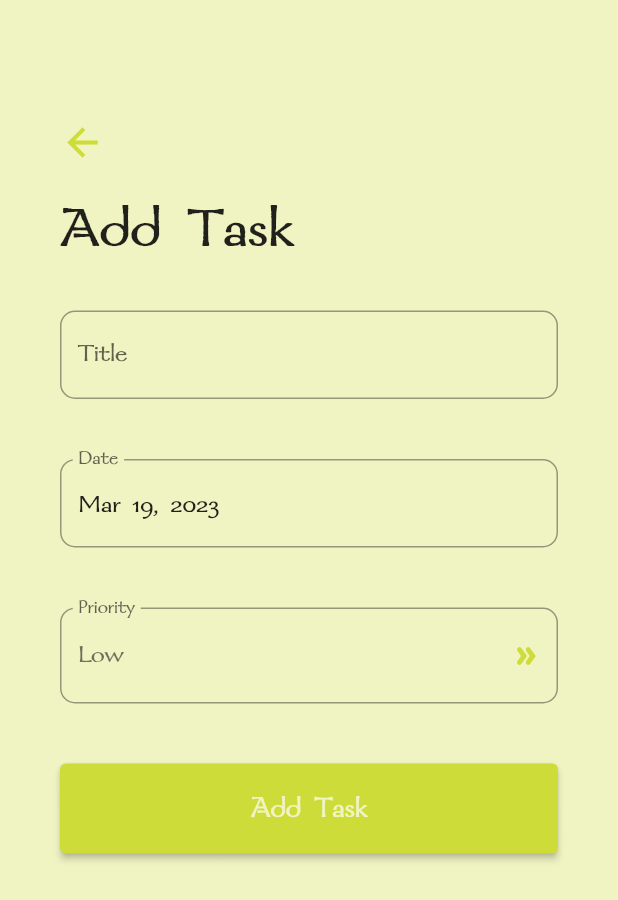
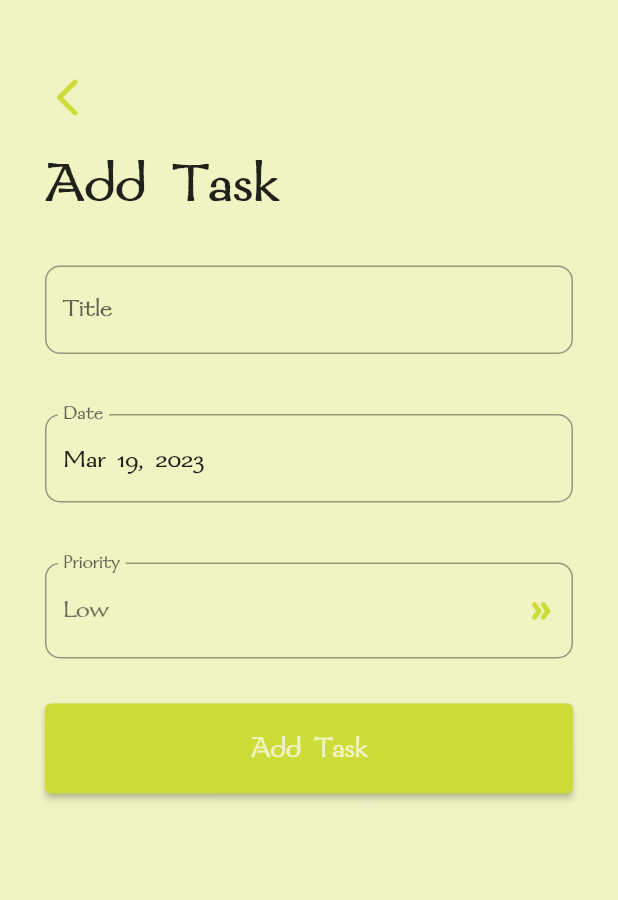
Before and after one commit to al-fahad-bd/To-Do-App, a Flutter app: the screen it shows after launch, after a tap on the "ac unit" icon, on a phone screen of 412 x 824 dp. Shown: the top 900 px of the screen. Run offline on Flutter 3.47's test engine with Material 2 defaults, Android fonts, the phone set to English and light mode, and no system bars; our stand-ins replace sqflite; accounts and stored records are empty.

Commit message:
Add all required features. This is so satisfactoty

```diff
--- a/lib/add_todo_screen.dart
+++ b/lib/add_todo_screen.dart
@@ -10,7 +10,7 @@ class AddToDoScreen extends StatefulWidget {
   final Task? task;
   final Function? updateTaskList;
 
-  AddToDoScreen({this.task, this.updateTaskList});
+  const AddToDoScreen({super.key, this.task, this.updateTaskList});
 
   @override
   State<AddToDoScreen> createState() => _AddToDoScreenState();
@@ -27,7 +27,7 @@ class _AddToDoScreenState extends State<AddToDoScreen> {
   String btnText = "Add Task";
   String titleText = "Add Title";
 
-  TextEditingController _dateController = TextEditingController();
+  final TextEditingController _dateController = TextEditingController();
 
   final DateFormat _dateFormatter = DateFormat('MMM dd, yyyy');
   final List<String> _priorities = ['Low', 'Medium', 'High'];
@@ -77,11 +77,17 @@ class _AddToDoScreenState extends State<AddToDoScreen> {
 
   _delete() {
     DatabaseHelper.instance.deleteTask(widget.task!.id!);
-    Navigator.pushReplacement(
-      context,
+    // Navigator.push(
+    //   context,
+    //   MaterialPageRoute(
+    //     builder: (_) => HomeScreen(),
+    //   ),
+    // );
+    Navigator.of(context).pushAndRemoveUntil(
       MaterialPageRoute(
-        builder: (_) => HomeScreen(),
+        builder: (context) => HomeScreen(),
       ),
+      (Route<dynamic> route) => false,
     );
     widget.updateTaskList!();
   }
@@ -91,7 +97,7 @@ class _AddToDoScreenState extends State<AddToDoScreen> {
       _formKey.currentState!.save();
 
       // print to check if the data is saving to database or not
-      print('$_title, $_date, $_priority');
+      // print('$_title, $_date, $_priority');
 
       Task task = Task(title: _title, date: _date, priority: _priority);
 
@@ -99,22 +105,34 @@ class _AddToDoScreenState extends State<AddToDoScreen> {
         task.status = 0;
         DatabaseHelper.instance.insertTask(task);
 
-        Navigator.pushReplacement(
-          context,
+        // Navigator.pushReplacement(
+        //   context,
+        //   MaterialPageRoute(
+        //     builder: (_) => HomeScreen(),
+        //   ),
+        // );
+        Navigator.of(context).pushAndRemoveUntil(
           MaterialPageRoute(
-            builder: (_) => HomeScreen(),
+            builder: (context) => HomeScreen(),
           ),
+          (Route<dynamic> route) => false,
         );
       } else {
         task.id = widget.task!.id;
         task.status = widget.task!.status;
         DatabaseHelper.instance.updateTask(task);
 
-        Navigator.pushReplacement(
-          context,
+        // Navigator.pushReplacement(
+        //   context,
+        //   MaterialPageRoute(
+        //     builder: (_) => HomeScreen(),
+        //   ),
+        // );
+        Navigator.of(context).pushAndRemoveUntil(
           MaterialPageRoute(
-            builder: (_) => HomeScreen(),
+            builder: (context) => HomeScreen(),
           ),
+          (Route<dynamic> route) => false,
         );
       }
       widget.updateTaskList!();
@@ -130,7 +148,7 @@ class _AddToDoScreenState extends State<AddToDoScreen> {
         child: SingleChildScrollView(
           child: Container(
             padding:
-                const EdgeInsets.symmetric(horizontal: 40.0, vertical: 80.0),
+                const EdgeInsets.symmetric(horizontal: 30.0, vertical: 50.0),
             child: Column(
               crossAxisAlignment: CrossAxisAlignment.start,
               children: <Widget>[
@@ -142,7 +160,7 @@ class _AddToDoScreenState extends State<AddToDoScreen> {
                     ),
                   ),
                   child: Icon(
-                    Icons.arrow_back,
+                    Icons.arrow_back_ios_new_rounded,
                     size: 30.0,
                     color: Theme.of(context).primaryColor,
                   ),
@@ -217,10 +235,10 @@ class _AddToDoScreenState extends State<AddToDoScreen> {
                         ),
                       ),
                       Padding(
-                        padding: EdgeInsets.symmetric(vertical: 20),
+                        padding: const EdgeInsets.symmetric(vertical: 20),
                         child: DropdownButtonFormField(
                           isDense: true,
-                          icon: Icon(Icons.double_arrow_rounded),
+                          icon: const Icon(Icons.double_arrow_rounded),
                           iconSize: 20,
                           iconEnabledColor: Theme.of(context).primaryColor,
                           iconDisabledColor: Colors.black54,
@@ -248,6 +266,7 @@ class _AddToDoScreenState extends State<AddToDoScreen> {
                             ),
                           ),
                           value: _priority,
+                          // ignore: unnecessary_null_comparison
                           validator: (input) => _priority == null
                               ? 'Please select a priority level'
                               : null,
@@ -261,7 +280,7 @@ class _AddToDoScreenState extends State<AddToDoScreen> {
                         ),
                       ),
                       Container(
-                        margin: const EdgeInsets.symmetric(vertical: 20.0),
+                        margin: const EdgeInsets.fromLTRB(0, 10, 0, 10),
                         height: 60.0,
                         width: double.infinity,
                         decoration: BoxDecoration(
@@ -285,7 +304,7 @@ class _AddToDoScreenState extends State<AddToDoScreen> {
                       ),
                       widget.task != null
                           ? Container(
-                              margin: EdgeInsets.symmetric(vertical: 20),
+                              margin: const EdgeInsets.fromLTRB(0, 20, 0, 0),
                               height: 60.0,
                               width: double.infinity,
                               decoration: BoxDecoration(
--- a/lib/database/database.dart
+++ b/lib/database/database.dart
@@ -9,6 +9,7 @@ import 'package:todo/models/task_model.dart';
 class DatabaseHelper {
   static final DatabaseHelper instance = DatabaseHelper._instance();
 
+  // ignore: avoid_init_to_null
   static Database? _db = null;
 
   DatabaseHelper._instance();
@@ -29,15 +30,17 @@ class DatabaseHelper {
   */
 
   Future<Database?> get db async {
-    if (_db == null) {
-      _db = await _initDb();
-    }
+    // if (_db == null) {
+    //   _db = await _initDb();
+    // }
+    // return _db;
+    _db ??= await _initDb();
     return _db;
   }
 
   Future<Database> _initDb() async {
     Directory dir = await getApplicationDocumentsDirectory();
-    String path = dir.path + 'todo_list.db';
+    String path = '${dir.path}todo_list.db';
     final todoListDB =
         await openDatabase(path, version: 1, onCreate: _createDb);
     return todoListDB;
@@ -62,9 +65,9 @@ class DatabaseHelper {
 
     final List<Task> taskList = [];
 
-    taskMapList.forEach((taskMap) {
+    for (var taskMap in taskMapList) {
       taskList.add(Task.fromMap(taskMap));
-    });
+    }
     taskList.sort((taskA, taskB) => taskA.date!.compareTo(taskB.date!));
     return taskList;
   }
--- a/lib/models/task_model.dart
+++ b/lib/models/task_model.dart
@@ -10,7 +10,7 @@ class Task {
   Task.withId({this.id, this.title, this.date, this.priority, this.status});
 
   Map<String, dynamic> toMap() {
-    final map = Map<String, dynamic>();
+    final map = <String, dynamic>{};
 
     if (id != null) {
       map['id'] = id;
```
Also changed, not shown: lib/home_screen.dart (+5 -3 lines).
